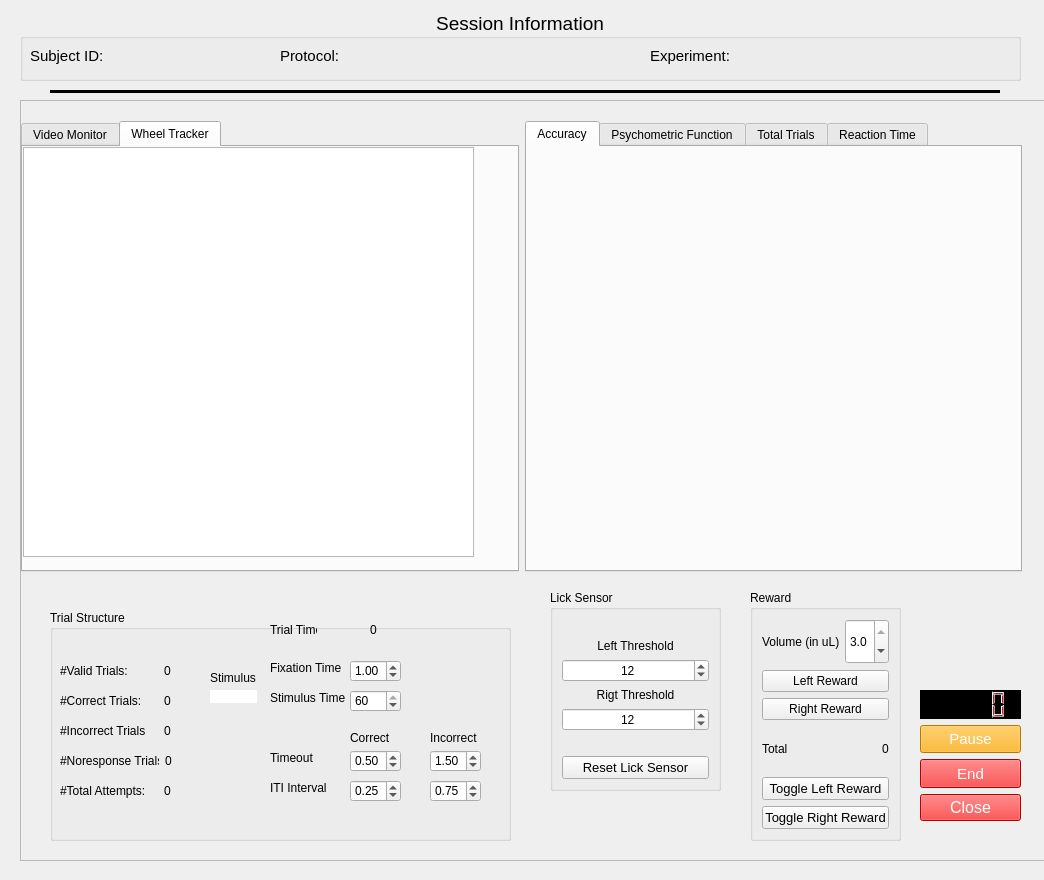
The window that protocols/random_dot_motion/core/gui/rdk_rig.ui (vaibrainium/NeuRPi) describes before a commit, drawn with Qt 5.
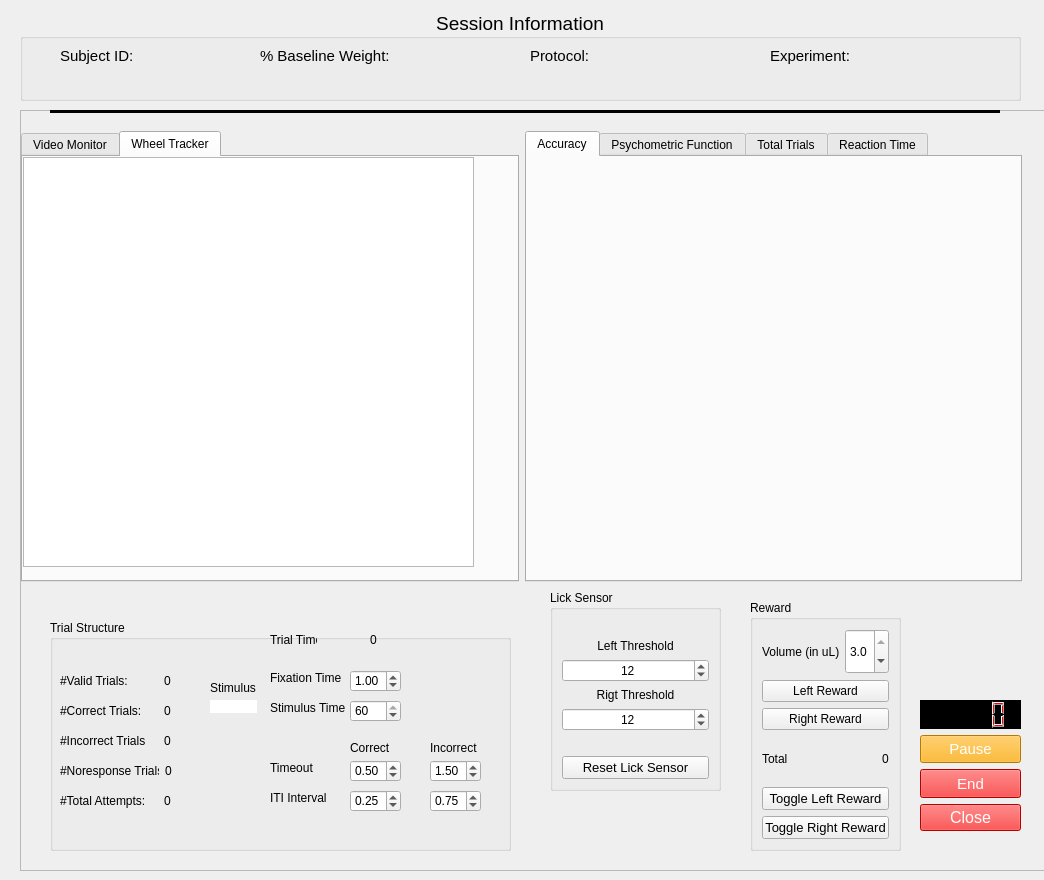
The same window after the commit. Custom widgets are drawn as their Qt base class.

Commit message: baseline weight added

```diff
--- a/protocols/random_dot_motion/core/gui/rdk_rig.ui
+++ b/protocols/random_dot_motion/core/gui/rdk_rig.ui
@@ -17,7 +17,7 @@
    <property name="geometry">
     <rect>
      <x>20</x>
-     <y>100</y>
+     <y>110</y>
      <width>1041</width>
      <height>761</height>
     </rect>
@@ -1051,7 +1051,7 @@
      <x>20</x>
      <y>10</y>
      <width>1001</width>
-     <height>71</height>
+     <height>91</height>
     </rect>
    </property>
    <property name="font">
@@ -1071,7 +1071,7 @@
    <widget class="QLabel" name="label">
     <property name="geometry">
      <rect>
-      <x>10</x>
+      <x>40</x>
       <y>30</y>
       <width>81</width>
       <height>31</height>
@@ -1089,9 +1089,9 @@
    <widget class="QLabel" name="label_2">
     <property name="geometry">
      <rect>
-      <x>260</x>
+      <x>510</x>
       <y>30</y>
-      <width>111</width>
+      <width>61</width>
       <height>31</height>
      </rect>
     </property>
@@ -1107,9 +1107,9 @@
    <widget class="QLabel" name="experiment">
     <property name="geometry">
      <rect>
-      <x>720</x>
-      <y>30</y>
-      <width>281</width>
+      <x>680</x>
+      <y>60</y>
+      <width>231</width>
       <height>20</height>
      </rect>
     </property>
@@ -1129,7 +1129,7 @@
    <widget class="QLabel" name="label_3">
     <property name="geometry">
      <rect>
-      <x>630</x>
+      <x>750</x>
       <y>30</y>
       <width>81</width>
       <height>31</height>
@@ -1147,9 +1147,9 @@
    <widget class="QLabel" name="subject_id">
     <property name="geometry">
      <rect>
-      <x>90</x>
-      <y>35</y>
-      <width>151</width>
+      <x>30</x>
+      <y>60</y>
+      <width>91</width>
       <height>20</height>
      </rect>
     </property>
@@ -1169,9 +1169,49 @@
    <widget class="QLabel" name="protocol">
     <property name="geometry">
      <rect>
-      <x>350</x>
-      <y>35</y>
-      <width>251</width>
+      <x>440</x>
+      <y>60</y>
+      <width>201</width>
+      <height>20</height>
+     </rect>
+    </property>
+    <property name="font">
+     <font>
+      <pointsize>11</pointsize>
+      <underline>true</underline>
+     </font>
+    </property>
+    <property name="text">
+     <string/>
+    </property>
+    <property name="alignment">
+     <set>Qt::AlignCenter</set>
+    </property>
+   </widget>
+   <widget class="QLabel" name="label_4">
+    <property name="geometry">
+     <rect>
+      <x>240</x>
+      <y>30</y>
+      <width>131</width>
+      <height>31</height>
+     </rect>
+    </property>
+    <property name="font">
+     <font>
+      <pointsize>11</pointsize>
+     </font>
+    </property>
+    <property name="text">
+     <string>% Baseline Weight:</string>
+    </property>
+   </widget>
+   <widget class="QLabel" name="baseline_weight">
+    <property name="geometry">
+     <rect>
+      <x>250</x>
+      <y>60</y>
+      <width>111</width>
       <height>20</height>
      </rect>
     </property>
@@ -1193,7 +1233,7 @@
    <property name="geometry">
     <rect>
      <x>50</x>
-     <y>80</y>
+     <y>100</y>
      <width>950</width>
      <height>23</height>
     </rect>
```
The commit also changes 2 other files.
